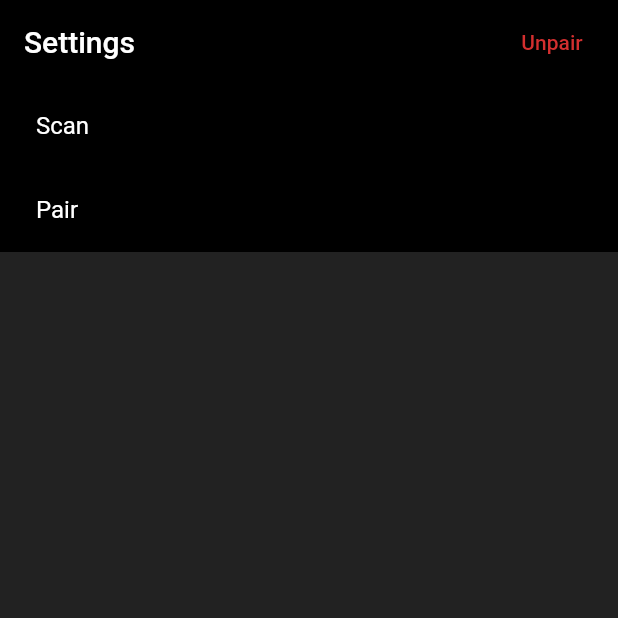
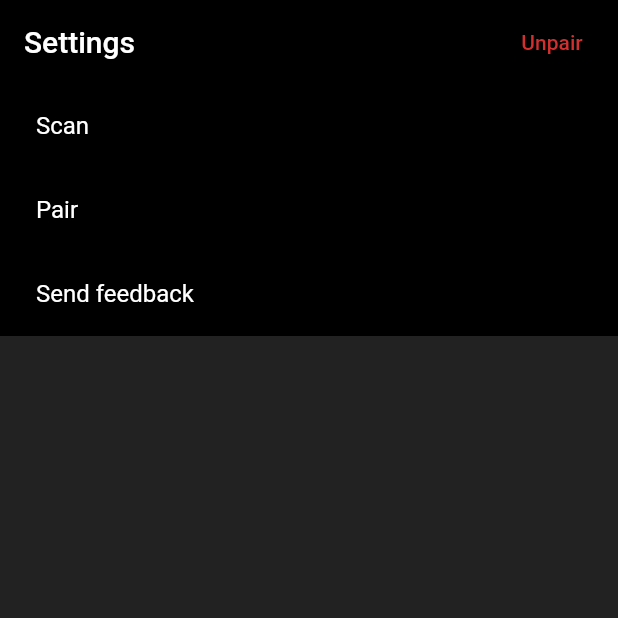
Before and after one commit to zierka/philips-remote, a Flutter app: the SettingsScreen screen opened directly, on a phone screen of 412 x 824 dp, the top half of it. Run offline on Flutter 3.47's test engine with Material 2 defaults, Android fonts, the phone set to English and light mode, and no system bars; our stand-ins replace clock, flutter_cache_manager, flutter_platform_widgets, freezed_annotation, get_it, shared_preferences; missing offline and left inert: flutter_mailer, flutter_vibrate, ping_discover_network, upnp; accounts and stored records are empty; generated files the repository leaves out were written again; statements that could not run were skipped.

Commit message:
Ability to send feedback through email

```diff
--- a/lib/screens/settings/settings_screen.dart
+++ b/lib/screens/settings/settings_screen.dart
@@ -1,4 +1,5 @@
 import 'package:flutter/material.dart';
+import 'package:flutter_mailer/flutter_mailer.dart';
 import 'package:phimote/main/main_model.dart';
 import 'package:phimote/screens/device_discovery/pair_screen.dart';
 import 'package:phimote/screens/device_discovery/scan_screen_old.dart';
@@ -9,7 +10,7 @@ import 'package:provider/provider.dart';
 class SettingsScreen extends StatelessWidget {
   final _model = SettingsScreenModel();
 
-  final options = ["Scan", "Pair"];
+  final options = ["Scan", "Pair", "Send feedback"];
 
   _action(int index, BuildContext context) {
     switch (index) {
@@ -36,6 +37,13 @@ class SettingsScreen extends StatelessWidget {
             },
           ),
         );
+        break;
+      case 2:
+        // send feedback
+        final options = MailOptions(
+            subject: "[Phimote] Feedback",
+            recipients: ["erik.interwebz@gmail.com"]);
+        FlutterMailer.send(options);
         break;
     }
   }
--- a/pubspec.yaml
+++ b/pubspec.yaml
@@ -27,6 +27,7 @@ dependencies:
   get_it: ^5.0.1
   freezed_annotation: ^0.12.0
   flutter_platform_widgets: ^0.71.0
+  flutter_mailer: ^1.0.1
 
 dev_dependencies:
   build_runner: ^1.10.1
```
Also changed, not shown: pubspec.lock, 2 other files.
